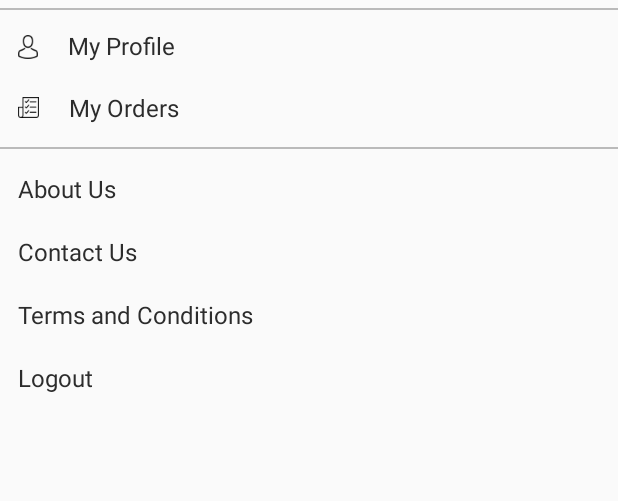
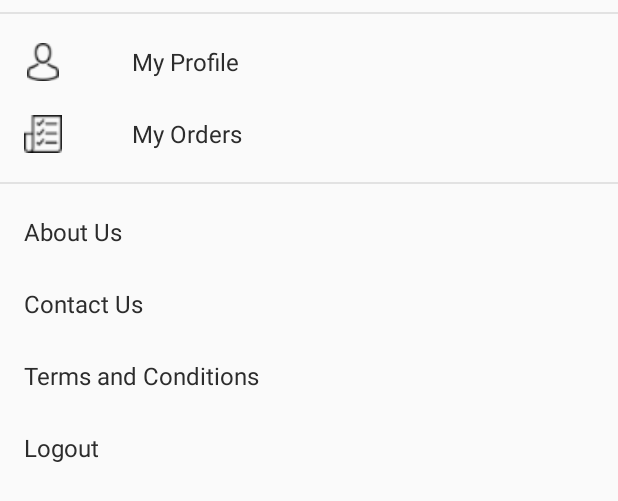
Before and after one commit to vikesh-jhajhria/Maesta, an Android app: the layout layout_nav_footer.xml on its own in the app's theme, with its tools: preview values and no code run, on a phone screen of 412 x 824 dp. Shown: the top 501 px of the screen. Run offline under Robolectric (Android 15) with nearby library versions, the light colour scheme and no system bars; plain views replace MaterialRippleLayout.

Commit message:
30-07-2016

```diff
--- a/app/src/main/java/com/maesta/maesta/adapter/HomeExpandableListAdapter.java
+++ b/app/src/main/java/com/maesta/maesta/adapter/HomeExpandableListAdapter.java
@@ -51,7 +51,7 @@ return null;
         Utils.setTypeface(mContext, txt, Config.REGULAR);
         Glide.with(mContext).load(parentItems.get(groupPosition).iconURL).asBitmap()
                 .placeholder(R.drawable.banner_1).centerCrop()
-                .into((CircleImageView) convertView.findViewById(R.id.img_item));
+                .into((ImageView) convertView.findViewById(R.id.img_item));
 
         return convertView;
     }
--- a/app/src/main/res/layout/activity_home.xml
+++ b/app/src/main/res/layout/activity_home.xml
@@ -146,6 +146,7 @@
         android:layout_height="match_parent"
         android:layout_gravity="left|start"
         android:background="@color/white"
+        android:scrollbars="none"
         android:divider="@null"
         android:groupIndicator="@null"
         android:visibility="visible" />
--- a/app/src/main/res/layout/layout_nav_footer.xml
+++ b/app/src/main/res/layout/layout_nav_footer.xml
@@ -3,79 +3,113 @@
     xmlns:app="http://schemas.android.com/apk/res-auto"
     android:layout_width="match_parent"
     android:layout_height="match_parent"
+    android:paddingBottom="@dimen/margin_30"
     android:orientation="vertical">
 
     <View
         android:layout_width="match_parent"
         android:layout_height="1dp"
-        android:layout_marginBottom="@dimen/margin_5"
-        android:layout_marginTop="@dimen/margin_5"
-        android:background="@color/hLineColor" />
+        android:layout_marginBottom="@dimen/margin_8"
+        android:layout_marginTop="@dimen/margin_8"
+        android:background="@color/bg_color" />
 
 
     <com.balysv.materialripple.MaterialRippleLayout
+        android:id="@+id/my_profile"
         android:layout_width="match_parent"
-        android:layout_height="wrap_content">
+        android:layout_height="48dp">
 
+        <RelativeLayout
+            android:layout_width="match_parent"
+            android:layout_height="48dp"
+            android:clickable="true"
+            android:gravity="center_vertical"
+            android:paddingLeft="@dimen/margin_16"
+            android:paddingRight="@dimen/margin_16">
+
+
+            <ImageView
+                android:id="@+id/img_item"
+                android:layout_width="25dp"
+                android:layout_height="25dp"
+                android:layout_centerVertical="true"
+                android:layout_marginBottom="@dimen/margin_9"
+                android:layout_marginTop="@dimen/margin_9"
+                android:src="@drawable/my_profile" />
 
             <TextView
                 android:id="@+id/txt_my_profile"
                 android:layout_width="match_parent"
+                android:clickable="false"
                 android:layout_height="wrap_content"
-            android:layout_gravity="center_vertical"
-            android:clickable="false"
-            android:drawableLeft="@drawable/my_profile"
-            android:drawablePadding="@dimen/margin_20"
-            android:includeFontPadding="false"
-            android:paddingBottom="@dimen/margin_10"
-            android:paddingLeft="@dimen/activity_horizontal_margin"
-            android:paddingTop="@dimen/margin_10"
+                android:layout_alignParentRight="true"
+                android:layout_centerVertical="true"
+                android:layout_marginLeft="@dimen/margin_72"
+                android:gravity="center_vertical"
                 android:text="@string/my_profile"
                 android:textColor="@color/textColorSecondary"
                 android:textSize="@dimen/font_22" />
+        </RelativeLayout>
 
 
     </com.balysv.materialripple.MaterialRippleLayout>
 
     <com.balysv.materialripple.MaterialRippleLayout
+        android:id="@+id/my_order"
         android:layout_width="match_parent"
-        android:layout_height="wrap_content">
+        android:layout_height="48dp">
+
+        <RelativeLayout
+            android:layout_width="match_parent"
+            android:layout_height="48dp"
+            android:clickable="true"
+            android:gravity="center_vertical"
+            android:paddingLeft="@dimen/margin_16"
+            android:paddingRight="@dimen/margin_16">
+
+
+            <ImageView
+                android:layout_width="25dp"
+                android:layout_height="25dp"
+                android:layout_centerVertical="true"
+                android:layout_marginBottom="@dimen/margin_9"
+                android:layout_marginTop="@dimen/margin_9"
+                android:src="@drawable/my_order" />
 
             <TextView
                 android:id="@+id/txt_my_order"
                 android:layout_width="match_parent"
                 android:layout_height="wrap_content"
-            android:layout_gravity="center_vertical"
                 android:clickable="false"
-            android:drawableLeft="@drawable/my_order"
-            android:drawablePadding="@dimen/margin_20"
-            android:paddingBottom="@dimen/margin_10"
-            android:paddingLeft="@dimen/activity_horizontal_margin"
-            android:paddingTop="@dimen/margin_10"
+                android:layout_alignParentRight="true"
+                android:layout_centerVertical="true"
+                android:layout_marginLeft="@dimen/margin_72"
+                android:gravity="center_vertical"
                 android:text="@string/my_order"
                 android:textColor="@color/textColorSecondary"
                 android:textSize="@dimen/font_22" />
+        </RelativeLayout>
     </com.balysv.materialripple.MaterialRippleLayout>
 
     <View
 
         android:layout_width="match_parent"
         android:layout_height="1dp"
-        android:layout_marginTop="@dimen/margin_5"
-        android:background="@color/hLineColor" />
+        android:layout_marginBottom="@dimen/margin_8"
+        android:layout_marginTop="@dimen/margin_8"
+        android:background="@color/bg_color" />
 
     <com.balysv.materialripple.MaterialRippleLayout
         android:layout_width="match_parent"
-        android:layout_height="wrap_content">
+        android:layout_height="48dp">
 
         <TextView
             android:id="@+id/txt_about_us"
             android:layout_width="match_parent"
-            android:layout_height="wrap_content"
-            android:paddingBottom="@dimen/margin_10"
-            android:paddingLeft="@dimen/activity_horizontal_margin"
-            android:paddingRight="@dimen/activity_horizontal_margin"
-            android:paddingTop="@dimen/margin_15"
+            android:layout_height="match_parent"
+            android:gravity="center_vertical"
+            android:paddingLeft="@dimen/margin_16"
+            android:paddingRight="@dimen/margin_16"
             android:text="@string/aboutus"
             android:textColor="@color/textColorSecondary"
             android:textSize="@dimen/font_22" />
@@ -83,16 +117,15 @@
 
     <com.balysv.materialripple.MaterialRippleLayout
         android:layout_width="match_parent"
-        android:layout_height="wrap_content">
+        android:layout_height="48dp">
 
         <TextView
             android:id="@+id/txt_contact_us"
             android:layout_width="match_parent"
-            android:layout_height="wrap_content"
-            android:paddingBottom="@dimen/margin_10"
-            android:paddingLeft="@dimen/activity_horizontal_margin"
-            android:paddingRight="@dimen/activity_horizontal_margin"
-            android:paddingTop="@dimen/margin_10"
+            android:layout_height="match_parent"
+            android:gravity="center_vertical"
+            android:paddingLeft="@dimen/margin_16"
+            android:paddingRight="@dimen/margin_16"
             android:text="@string/contact_us"
             android:textColor="@color/textColorSecondary"
             android:textSize="@dimen/font_22" />
@@ -100,16 +133,15 @@
 
     <com.balysv.materialripple.MaterialRippleLayout
         android:layout_width="match_parent"
-        android:layout_height="wrap_content">
+        android:layout_height="48dp">
 
         <TextView
             android:id="@+id/txt_terms"
             android:layout_width="match_parent"
-            android:layout_height="wrap_content"
-            android:paddingBottom="@dimen/margin_10"
-            android:paddingLeft="@dimen/activity_horizontal_margin"
-            android:paddingRight="@dimen/activity_horizontal_margin"
-            android:paddingTop="@dimen/margin_10"
+            android:layout_height="match_parent"
+            android:gravity="center_vertical"
+            android:paddingLeft="@dimen/margin_16"
+            android:paddingRight="@dimen/margin_16"
             android:text="@string/terms_condition"
             android:textColor="@color/textColorSecondary"
             android:textSize="@dimen/font_22" />
@@ -117,16 +149,15 @@
 
     <com.balysv.materialripple.MaterialRippleLayout
         android:layout_width="match_parent"
-        android:layout_height="wrap_content">
+        android:layout_height="48dp">
 
         <TextView
             android:id="@+id/txt_logout"
             android:layout_width="match_parent"
-            android:layout_height="wrap_content"
-            android:paddingBottom="@dimen/margin_20"
-            android:paddingLeft="@dimen/activity_horizontal_margin"
-            android:paddingRight="@dimen/activity_horizontal_margin"
-            android:paddingTop="@dimen/margin_10"
+            android:layout_height="match_parent"
+            android:gravity="center_vertical"
+            android:paddingLeft="@dimen/margin_16"
+            android:paddingRight="@dimen/margin_16"
             android:text="@string/logout"
             android:textColor="@color/textColorSecondary"
             android:textSize="@dimen/font_22" />
--- a/app/src/main/res/layout/layout_nav_header.xml
+++ b/app/src/main/res/layout/layout_nav_header.xml
@@ -6,14 +6,13 @@
     android:layout_height="wrap_content"
     android:background="@color/redButtonColor"
     android:paddingTop="@dimen/margin_16"
-    android:paddingBottom="@dimen/margin_16"
     android:gravity="center">
 
     <de.hdodenhof.circleimageview.CircleImageView
         android:id="@+id/img_user"
         android:layout_width="60dp"
         android:layout_height="60dp"
-        android:layout_marginLeft="@dimen/activity_horizontal_margin"
+        android:layout_marginLeft="@dimen/margin_16"
         android:src="@drawable/navbar_logo" />
 
     <TextView
@@ -21,7 +20,7 @@
         android:layout_width="match_parent"
         android:layout_height="wrap_content"
         android:layout_below="@id/img_user"
-        android:layout_marginLeft="@dimen/activity_horizontal_margin"
+        android:layout_marginLeft="@dimen/margin_16"
         android:layout_marginTop="@dimen/margin_16"
         android:text="@string/welcome"
         android:textColor="@color/white"
@@ -32,11 +31,17 @@
         android:layout_width="match_parent"
         android:layout_height="wrap_content"
         android:layout_below="@id/txt_welcome"
-        android:layout_marginLeft="@dimen/activity_horizontal_margin"
+        android:textAllCaps="true"
+        android:layout_marginLeft="@dimen/margin_16"
+        android:layout_marginBottom="@dimen/margin_16"
         android:layout_marginTop="@dimen/margin_5"
         android:text="User"
         android:textColor="@color/white"
         android:textSize="@dimen/font_24" />
-
+<View
+    android:layout_width="match_parent"
+    android:layout_height="@dimen/margin_8"
+    android:layout_below="@id/txt_username"
+    android:background="@color/white"/>
 
 </RelativeLayout>
--- a/app/src/main/res/layout/list_group.xml
+++ b/app/src/main/res/layout/list_group.xml
@@ -1,28 +1,30 @@
 <?xml version="1.0" encoding="utf-8"?>
-<LinearLayout xmlns:android="http://schemas.android.com/apk/res/android"
+<RelativeLayout xmlns:android="http://schemas.android.com/apk/res/android"
     android:layout_width="match_parent"
-    android:layout_height="wrap_content"
-    android:orientation="horizontal"
-    android:paddingBottom="@dimen/margin_8"
+    android:layout_height="48dp"
     android:paddingLeft="@dimen/margin_16"
     android:paddingRight="@dimen/margin_16"
-    android:paddingTop="@dimen/margin_8">
+    android:gravity="center_vertical">
 
 
-    <de.hdodenhof.circleimageview.CircleImageView
+    <ImageView
         android:id="@+id/img_item"
         android:layout_width="30dp"
         android:layout_height="30dp"
+        android:layout_marginTop="@dimen/margin_9"
+        android:layout_marginBottom="@dimen/margin_9"
+        android:layout_centerVertical="true"
         android:src="@drawable/banner_1" />
 
     <TextView
         android:id="@+id/txt_item"
-        android:layout_width="0dp"
+        android:layout_width="match_parent"
         android:layout_height="wrap_content"
-        android:layout_marginLeft="@dimen/margin_16"
-        android:layout_weight="1"
+        android:text="fdgdg"
+        android:layout_marginLeft="@dimen/margin_72"
         android:gravity="center_vertical"
-        android:paddingTop="@dimen/margin_5"
         android:textColor="@color/textColorSecondary"
-        android:textSize="@dimen/font_22" />
-</LinearLayout>
+        android:textSize="@dimen/font_22"
+        android:layout_centerVertical="true"
+        android:layout_alignParentRight="true" />
+</RelativeLayout>
--- a/app/src/main/res/values/dimens.xml
+++ b/app/src/main/res/values/dimens.xml
@@ -62,4 +62,5 @@
     <dimen name="nav_header_vertical_spacing">16dp</dimen>
     <dimen name="nav_header_height">160dp</dimen>
     <dimen name="fab_margin">16dp</dimen>
+    <dimen name="margin_72">72dp</dimen>
 </resources>
```
Lines whose indentation alone changed are shown as unchanged.
